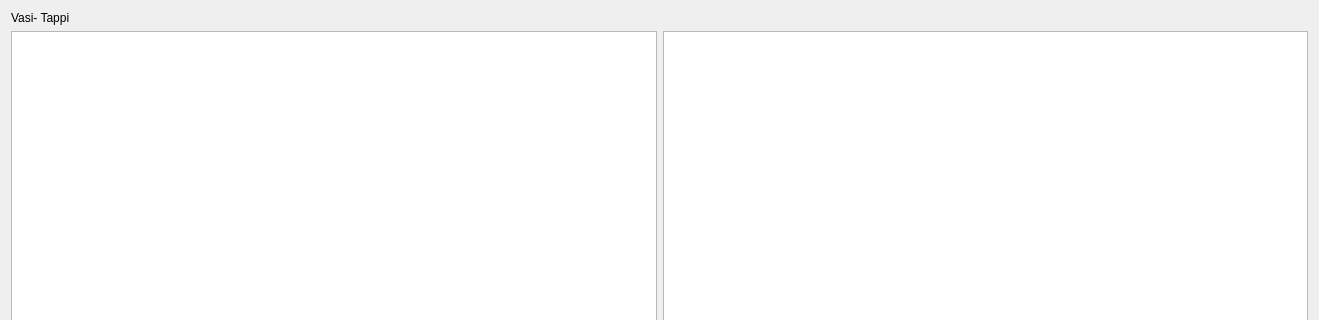
Above: ftcontainers_overview.ui from fblabs/CLTags before the change; both pictures show x 0 to 1319 and y 0 to 320 of the 1319 by 485 pixel window. Below: the same form after it.
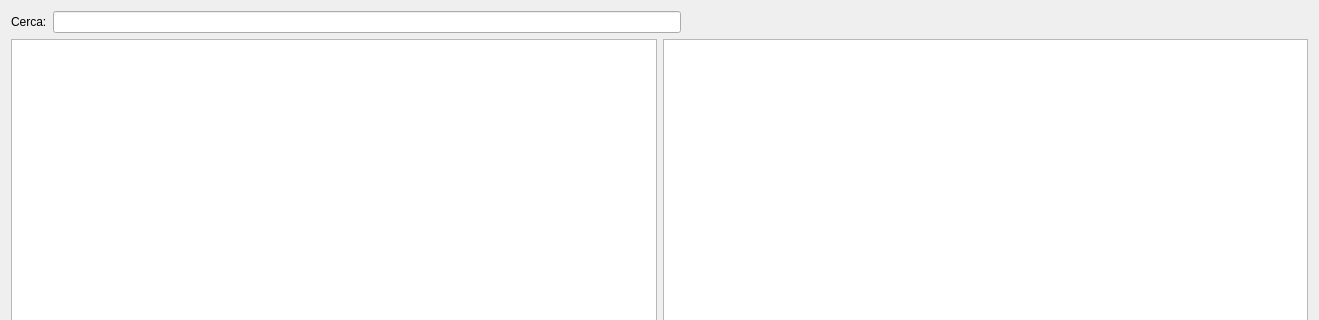
That is the form after the change. Icons and pictures are not drawn.

```diff
--- a/ftcontainers_overview.ui
+++ b/ftcontainers_overview.ui
@@ -18,11 +18,31 @@
   </property>
   <layout class="QVBoxLayout" name="verticalLayout_3">
    <item>
+    <layout class="QHBoxLayout" name="horizontalLayout_3">
+     <item>
     <widget class="QLabel" name="label">
      <property name="text">
-      <string>Vasi- Tappi</string>
-     </property>
-    </widget>
+        <string>Cerca:</string>
+       </property>
+      </widget>
+     </item>
+     <item>
+      <widget class="QLineEdit" name="leSearch"/>
+     </item>
+     <item>
+      <spacer name="horizontalSpacer">
+       <property name="orientation">
+        <enum>Qt::Horizontal</enum>
+       </property>
+       <property name="sizeHint" stdset="0">
+        <size>
+         <width>40</width>
+         <height>20</height>
+        </size>
+       </property>
+      </spacer>
+     </item>
+    </layout>
    </item>
    <item>
     <layout class="QHBoxLayout" name="horizontalLayout_2">
```
Lines whose indentation alone changed are shown as unchanged.
